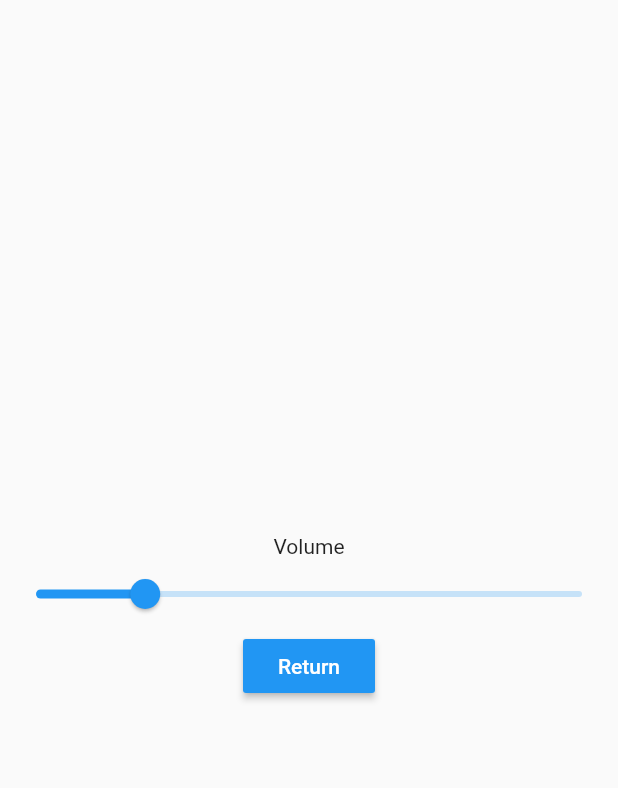
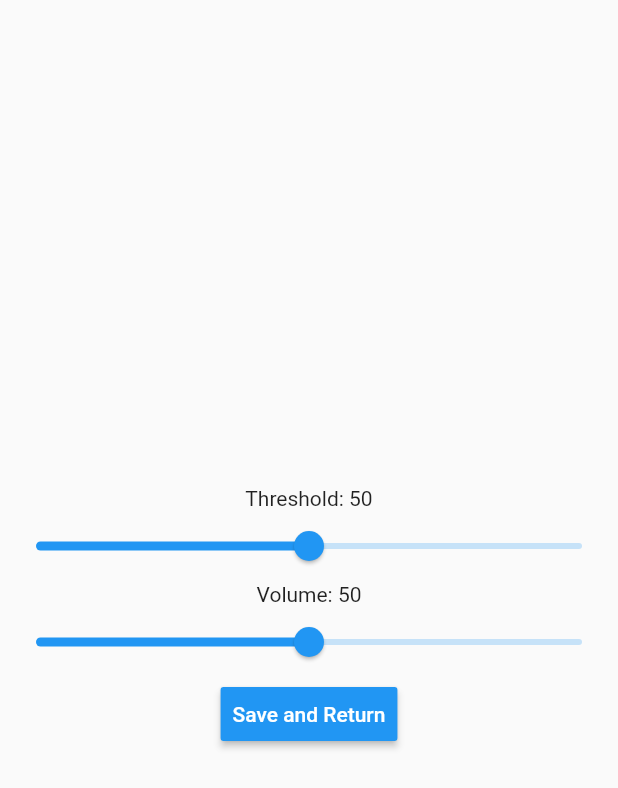
Before and after one commit to ItsNotRick/COP4331, a Flutter app: the screen it shows after launch, after a tap on "Options", on a phone screen of 412 x 824 dp. Shown: the top 788 px of the screen. Run offline on Flutter 3.47's test engine with Material 2 defaults, Android fonts, the phone set to English and light mode, and no system bars; our stand-ins replace shared_preferences.

Commit message:
Using shared_preferences save settings to disk.

```diff
--- a/client-side/lib/main.dart
+++ b/client-side/lib/main.dart
@@ -1,6 +1,7 @@
 // import 'dart:io';
 import 'package:flutter/material.dart';
-
+import 'package:shared_preferences/shared_preferences.dart';
+import 'dart:async';
 
 // yay for lambda functions?
 void main() => runApp(MyApp());
@@ -98,7 +99,28 @@ class OptionsMenu extends StatefulWidget{
 }
 
 class Options extends State<OptionsMenu>{
-   double _threshold = 20.0;
+  double _threshold = 50.0;
+  double _volume = 50.0;
+
+  Options() {
+    setThreshold();
+    setVolume();
+  }
+
+  setThreshold() async {
+    final prefs = await SharedPreferences.getInstance();
+    setState(() {
+      _threshold = prefs.getDouble('threshold') ?? 50.0;
+    });
+  }
+
+  setVolume() async {
+    final prefs = await SharedPreferences.getInstance();
+    setState(() {
+      _volume = prefs.getDouble('volume') ?? 50.0;
+    });
+  }
+
   @override
   Widget build(BuildContext context){
     return MaterialApp(
@@ -109,7 +131,7 @@ class Options extends State<OptionsMenu>{
             mainAxisAlignment: MainAxisAlignment.center,
             children: <Widget> [
               Text(
-                'Volume',
+                'Threshold: ${_threshold.round()}',
               ),
               Slider(
                 value: _threshold,
@@ -121,8 +143,24 @@ class Options extends State<OptionsMenu>{
                   });
                 },
               ),
+              Text(
+                'Volume: ${_volume.round()}'
+              ),
+              Slider(
+                value: _volume,
+                min: 0.0,
+                max: 100.0,
+                onChanged: (double value) {
+                  setState(() {
+                    _volume = value;
+                  });
+                },
+              ),
               RaisedButton(
-                onPressed:() {
+                onPressed:() async {
+                  final prefs = await SharedPreferences.getInstance();
+                  prefs.setDouble('threshold', _threshold);
+                  prefs.setDouble('volume', _volume);
                   Navigator.pop(
                     context
                   );
@@ -130,7 +168,7 @@ class Options extends State<OptionsMenu>{
                 padding: const EdgeInsets.all(8.0),
                 textColor: Colors.white,
                 color: Colors.blue,
-                child: Text('Return'),
+                child: Text('Save and Return'),
               ),
             ]
           ),
--- a/client-side/pubspec.yaml
+++ b/client-side/pubspec.yaml
@@ -20,6 +20,8 @@ dependencies:
   # Use with the CupertinoIcons class for iOS style icons.
   cupertino_icons: ^0.1.2
   english_words: ^3.1.0
+
+  shared_preferences: ^0.4.2
 
 dev_dependencies:
   flutter_test:
```
